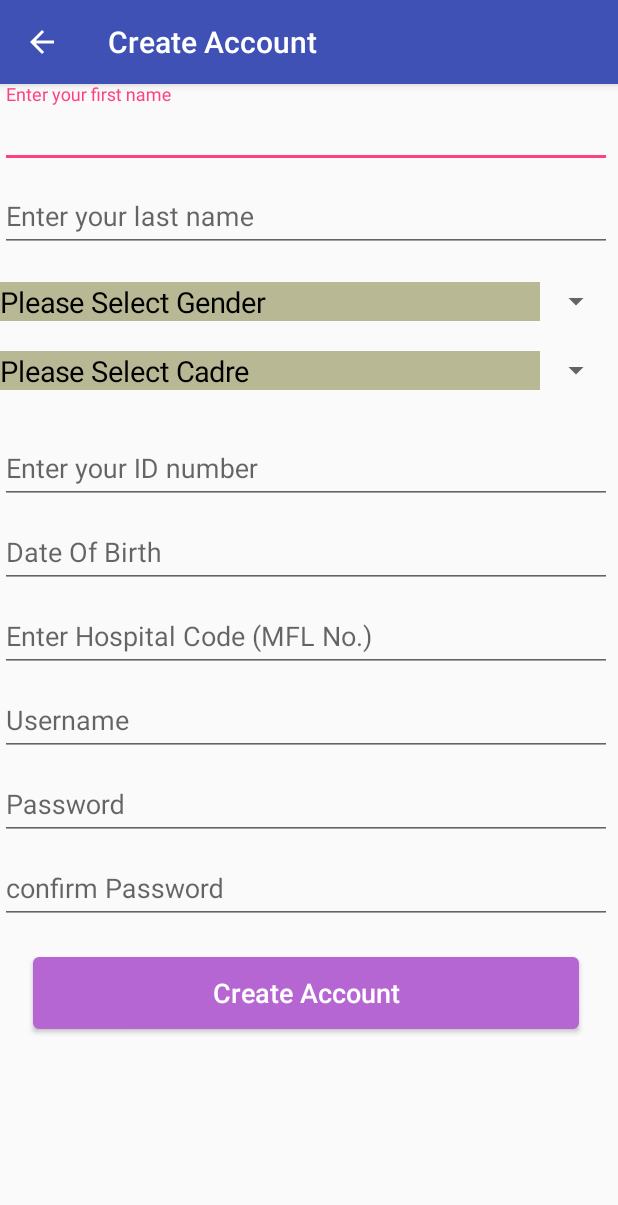
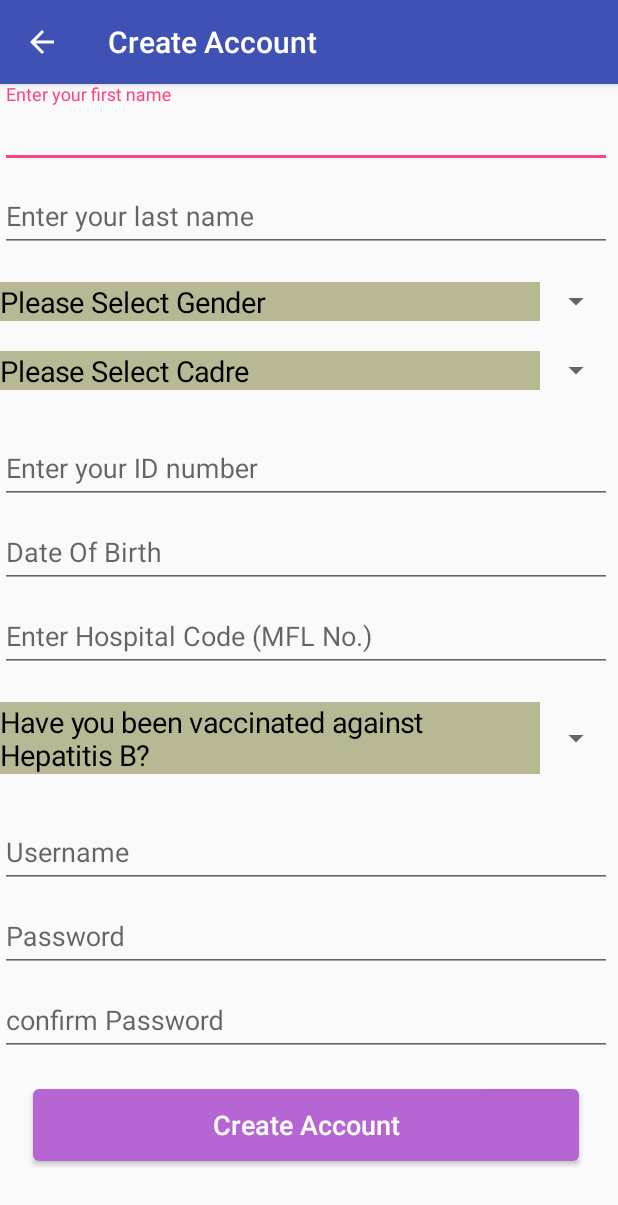
Before and after one commit to nikori/c4c-android-app, an Android app: the screen it shows after launch (CreateUser), on a phone screen of 412 x 824 dp. Shown: the top 1205 px of the screen. Run offline under Robolectric (Android 15) with nearby library versions, the phone set to English and light mode, and no system bars; our stand-ins replace Volley; libraries missing offline, so code that uses them is left out: com.orm; 1 statement that could not run was skipped.

Commit message:
first commit

```diff
--- a/app/build.gradle
+++ b/app/build.gradle
@@ -5,11 +5,11 @@ android {
     buildToolsVersion '25.0.0'
 
     defaultConfig {
-        applicationId "mhealth.c4c"
+        applicationId "mhealth.login"
         minSdkVersion 15
         targetSdkVersion 25
-        versionCode 20
-        versionName "1.787131"
+        versionCode 27
+        versionName "1.787645"
     }
     buildTypes {
         release {
--- a/app/src/main/AndroidManifest.xml
+++ b/app/src/main/AndroidManifest.xml
@@ -4,9 +4,7 @@
 
 
     <!-- To auto-complete the email text field in the mpepver form with the user's emails -->
-    <uses-permission android:name="android.permission.GET_ACCOUNTS" />
     <uses-permission android:name="android.permission.READ_PROFILE" />
-    <uses-permission android:name="android.permission.READ_CONTACTS" />
     <uses-permission android:name="android.permission.SEND_SMS" />
     <uses-permission android:name="android.permission.READ_SMS" />
     <uses-permission android:name="android.permission.INTERNET"/>
@@ -31,7 +29,7 @@
 
 
         <meta-data android:name="DATABASE" android:value="mydb.db" />
-        <meta-data android:name="VERSION" android:value="7" />
+        <meta-data android:name="VERSION" android:value="9" />
         <meta-data android:name="QUERY_LOG" android:value="true" />
         <meta-data android:name="DOMAIN_PACKAGE_NAME" android:value="mhealth.c4c" />
 
--- a/app/src/main/java/mhealth/c4c/CreateUser.java
+++ b/app/src/main/java/mhealth/c4c/CreateUser.java
@@ -55,6 +55,7 @@ public class CreateUser extends AppCompatActivity implements AdapterView.OnItemS
 
     String[] genders={"Please Select Gender","Male","Female","Transgender"};
     String[] cadres={"Please Select Cadre","Student","Doctor","Nurse","Clinical officer","Laboratory technologist","Cleaner","Waste Handlers","Vct Counsellor"};
+    String[] hepa={"Have you been vaccinated against Hepatitis B?","Partial","Yes","No"};
 
 
     List<UserTable> user_list = new ArrayList<>();
@@ -62,10 +63,12 @@ public class CreateUser extends AppCompatActivity implements AdapterView.OnItemS
     int selectedYear;
     Spinner myspinner;
     Spinner myspinner2;
+    Spinner myspinner3;
     String selected_item="";
     String myselected="";
     String selected_item2="";
     String myselected2="";
+    String myselected3="";
 
     @Override
     protected void onCreate(@Nullable Bundle savedInstanceState) {
@@ -78,9 +81,11 @@ public class CreateUser extends AppCompatActivity implements AdapterView.OnItemS
 
         populateSpinner();
         populateSpinner2();
+        populateSpinner3();
 
         myspinner.setOnItemSelectedListener(this);
         myspinner2.setOnItemSelectedListener(this);
+        myspinner3.setOnItemSelectedListener(this);
 
 
     }
@@ -136,6 +141,7 @@ public class CreateUser extends AppCompatActivity implements AdapterView.OnItemS
             mcpassE=(EditText) findViewById(R.id.mcpass);
             myspinner=(Spinner) findViewById(R.id.spinner);
             myspinner2=(Spinner) findViewById(R.id.spinner2);
+            myspinner3=(Spinner) findViewById(R.id.spinner3);
             correctMfl=false;
 
         }
@@ -161,6 +167,13 @@ public class CreateUser extends AppCompatActivity implements AdapterView.OnItemS
 
 //            selected_item2=parent.getItemAtPosition(position).toString();
             myselected2=Integer.toString(position);
+            actOnSelected();
+
+        }
+        else if (spin.getId()==R.id.spinner3){
+
+//            selected_item2=parent.getItemAtPosition(position).toString();
+            myselected3=Integer.toString(position);
             actOnSelected();
 
         }
@@ -207,6 +220,23 @@ public class CreateUser extends AppCompatActivity implements AdapterView.OnItemS
             SpinnerAdapter customAdapter=new SpinnerAdapter(getApplicationContext(),cadres);
 
             myspinner2.setAdapter(customAdapter);
+
+
+        }
+
+        catch(Exception e){
+
+
+        }
+    }
+
+    public void populateSpinner3(){
+
+        try{
+
+            SpinnerAdapter customAdapter=new SpinnerAdapter(getApplicationContext(),hepa);
+
+            myspinner3.setAdapter(customAdapter);
 
 
         }
@@ -286,8 +316,16 @@ public class CreateUser extends AppCompatActivity implements AdapterView.OnItemS
 
             }
 
+
             else if(myselected2.contentEquals("0")){
                 Toast.makeText(this, "Please select Cadre", Toast.LENGTH_LONG).show();
+
+
+            }
+
+
+            else if(myselected3.contentEquals("0")){
+                Toast.makeText(this, "Specify your vaccination", Toast.LENGTH_LONG).show();
 
 
             }
@@ -454,14 +492,14 @@ public class CreateUser extends AppCompatActivity implements AdapterView.OnItemS
                                 String mflName=response;
 
                                 if(correctMfl){
-                                    RegistrationTable rt=new RegistrationTable(myname,mylname,myselected,myselected2,myidno,myage,mymfl,myuname,mympass);
+                                    RegistrationTable rt=new RegistrationTable(myname,mylname,myselected,myselected2,myidno,myage,mymfl,myselected3,myuname,mympass);
                                     rt.save();
 
-                                    String mymess="Reg*"+myname+"*"+mylname+"*"+myidno+"*"+myage+"*"+myselected+"*"+myselected2+"*"+mymfl+"*"+myuname+"*"+mympass;
+                                    String mymess="Reg*"+myname+"*"+mylname+"*"+myidno+"*"+myage+"*"+myselected+"*"+myselected2+"*"+mymfl+"*"+myselected3+"*"+myuname+"*"+mympass;
 
 
                                         SmsManager smsM=SmsManager.getDefault();
-                                        smsM.sendTextMessage("40149",null,mymess,null,null);
+                                        smsM.sendTextMessage("40145",null,mymess,null,null);
                                         SignupsuccessDialog("Success in Registration");
 
 
--- a/app/src/main/java/mhealth/c4c/Mylogin.java
+++ b/app/src/main/java/mhealth/c4c/Mylogin.java
@@ -217,9 +217,7 @@ public class Mylogin extends AppCompatActivity {
         String[] permissions = new String[]{
                 android.Manifest.permission.SEND_SMS,
                 android.Manifest.permission.READ_SMS,
-                android.Manifest.permission.GET_ACCOUNTS,
                 android.Manifest.permission.RECEIVE_SMS,
-                android.Manifest.permission.READ_CONTACTS,
                 android.Manifest.permission.INTERNET
         };
 
--- a/app/src/main/java/mhealth/c4c/SpinnerAdapter.java
+++ b/app/src/main/java/mhealth/c4c/SpinnerAdapter.java
@@ -48,7 +48,7 @@ public class SpinnerAdapter extends BaseAdapter {
         TextView names = (TextView) view.findViewById(R.id.spinnerText);
         names.setText(Options[i]);
         String mys=Options[i];
-        if(mys.contentEquals("Please Select Gender")||mys.contentEquals("Please Select Marital Status")||mys.contentEquals("Please Select Condition")||mys.contentEquals("Please Select Language")||mys.contentEquals("Please Select Status")||mys.contentEquals("Please Select Cadre")||mys.contentEquals("Enable Sms")||mys.contentEquals("Where did the exposure occur?")||mys.contentEquals("What caused the exposure?")){
+        if(mys.contentEquals("Please Select Gender")||mys.contentEquals("Please Select Marital Status")||mys.contentEquals("Please Select Condition")||mys.contentEquals("Please Select Language")||mys.contentEquals("Please Select Status")||mys.contentEquals("Please Select Cadre")||mys.contentEquals("Enable Sms")||mys.contentEquals("Where did the exposure occur?")||mys.contentEquals("What caused the exposure?")||mys.contentEquals("Have you been vaccinated against Hepatitis B?")){
 
 
             names.setBackgroundResource(R.color.mycolor);
--- a/app/src/main/java/mhealth/c4c/exposure.java
+++ b/app/src/main/java/mhealth/c4c/exposure.java
@@ -92,7 +92,7 @@ public class exposure extends AppCompatActivity implements AdapterView.OnItemSel
                 String Message = "Rep*"+myselected+"*"+myselected2+"*"+hr;
 
                 SmsManager sm = SmsManager.getDefault();
-                sm.sendTextMessage("40149", null, Message, null, null);
+                sm.sendTextMessage("40145", null, Message, null, null);
                 clearFields();
                 SignupsuccessDialog("EXPOSURE REPORT");
 
--- a/app/src/main/res/layout/createuser.xml
+++ b/app/src/main/res/layout/createuser.xml
@@ -137,6 +137,32 @@
     android:inputType="number" />
     </android.support.design.widget.TextInputLayout>
 
+
+    <LinearLayout
+        android:layout_width="match_parent"
+        android:layout_marginTop="20sp"
+        android:layout_marginBottom="20sp"
+        android:orientation="horizontal"
+
+        android:layout_height="wrap_content">
+
+
+        <!--<TextView-->
+        <!--android:layout_width="wrap_content"-->
+        <!--android:layout_height="wrap_content"-->
+        <!--android:text="Select your Cadre:  "-->
+        <!--android:fontFamily="serif"-->
+        <!--android:id="@+id/textView7"-->
+        <!--android:textColor="#000"-->
+        <!--/>-->
+
+        <Spinner
+            android:layout_width="match_parent"
+            android:id="@+id/spinner3"
+
+            android:layout_height="wrap_content"/>
+    </LinearLayout>
+
     <android.support.design.widget.TextInputLayout
     android:layout_width="match_parent"
     android:layout_height="wrap_content">
```
Also changed, not shown: app/src/main/java/mhealth/c4c/RegistrationTable.java (+11 -2 lines), 44 other files.
